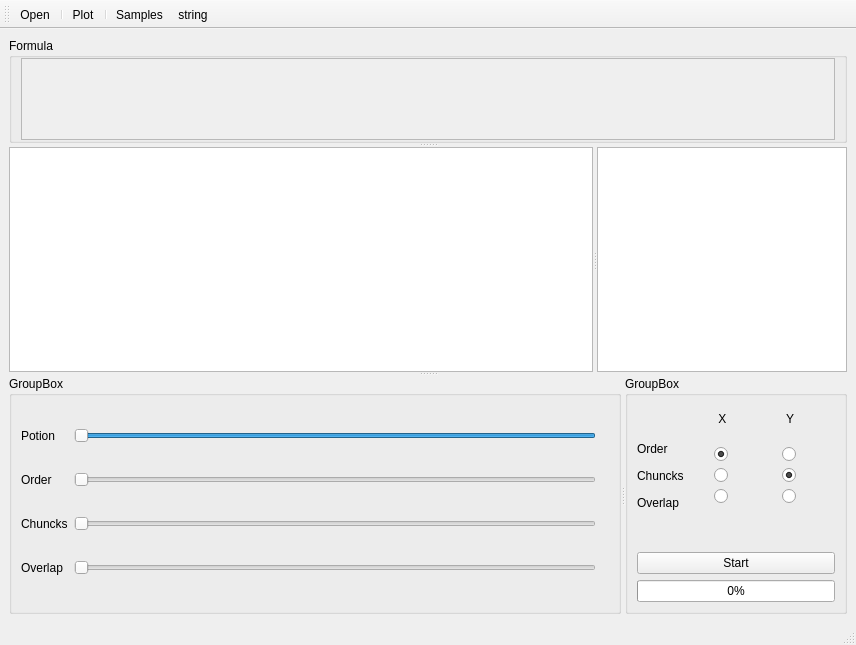
Above: gui.ui from osama51/curve_fitting-interpolation before the change. Below: the same form after it.
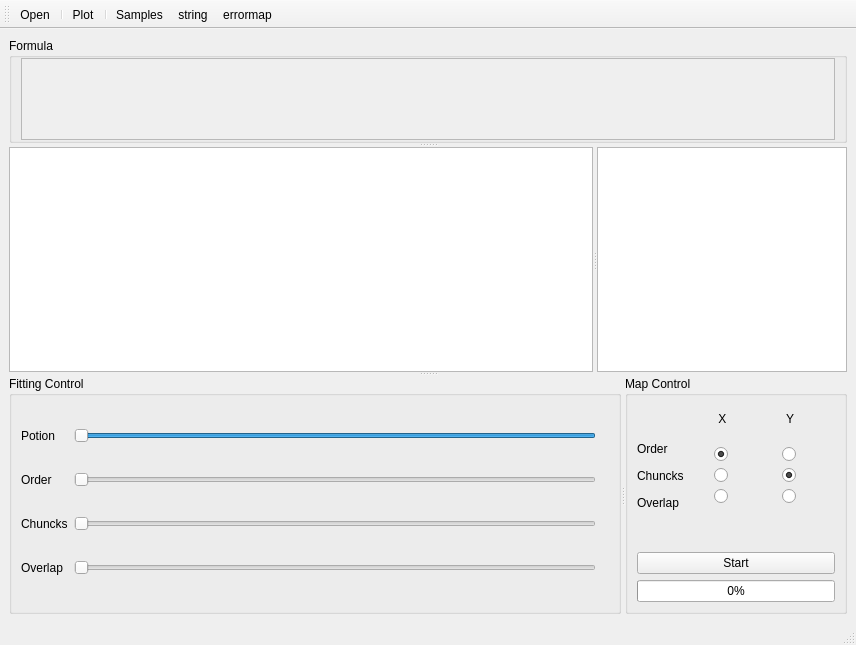
That is the form after the change. Icons and pictures are not drawn. Custom widgets are drawn as their Qt base class.

Diff of the .ui file:
```diff
--- a/gui.ui
+++ b/gui.ui
@@ -136,11 +136,11 @@
            <property name="maximumSize">
             <size>
              <width>16777215</width>
-             <height>16777215</height>
+             <height>250</height>
             </size>
            </property>
            <property name="title">
-            <string>GroupBox</string>
+            <string>Fitting Control</string>
            </property>
            <layout class="QGridLayout" name="gridLayout_2">
             <item row="2" column="1">
@@ -291,7 +291,7 @@
             </size>
            </property>
            <property name="title">
-            <string>GroupBox</string>
+            <string>Map Control </string>
            </property>
            <layout class="QGridLayout" name="gridLayout_4">
             <item row="0" column="1">
@@ -478,6 +478,7 @@
    <addaction name="separator"/>
    <addaction name="actionSamples"/>
    <addaction name="actionstring"/>
+   <addaction name="actionerrormap"/>
   </widget>
   <action name="actionPlot">
    <property name="icon">
@@ -523,6 +524,11 @@
     <string>string</string>
    </property>
   </action>
+  <action name="actionerrormap">
+   <property name="text">
+    <string>errormap</string>
+   </property>
+  </action>
  </widget>
  <customwidgets>
   <customwidget>
```
Left out of the diff: 14 changed lines with no effect on the pictures.
